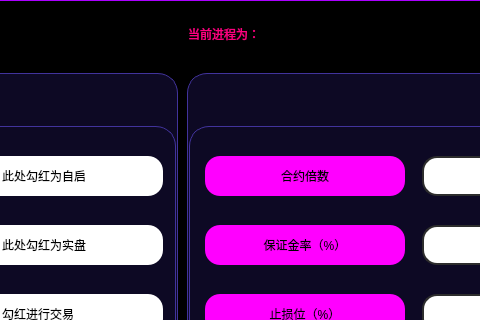
First picture: the form in UI/ModifyParameters_dark.ui, repository shiyindebcd/ProcessTrader, before the edit; both pictures show x 288 to 768 and y 0 to 320 of the 1400 by 800 pixel window.
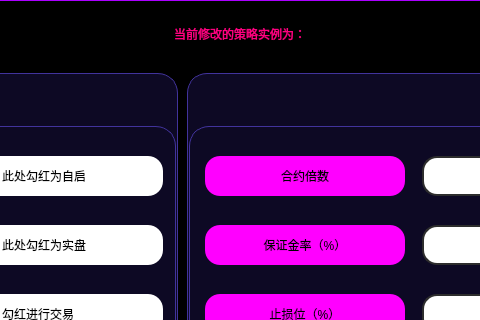
Second picture: the form after the edit. Icons and pictures are not drawn.

```diff
--- a/UI/ModifyParameters_dark.ui
+++ b/UI/ModifyParameters_dark.ui
@@ -136,7 +136,7 @@
 color: rgb(255, 0, 127);</string>
            </property>
            <property name="text">
-            <string>当前进程为：      </string>
+            <string>当前修改的策略实例为：</string>
            </property>
           </widget>
          </item>
```
Left out of the diff: 2 changed lines with no effect on the pictures.
